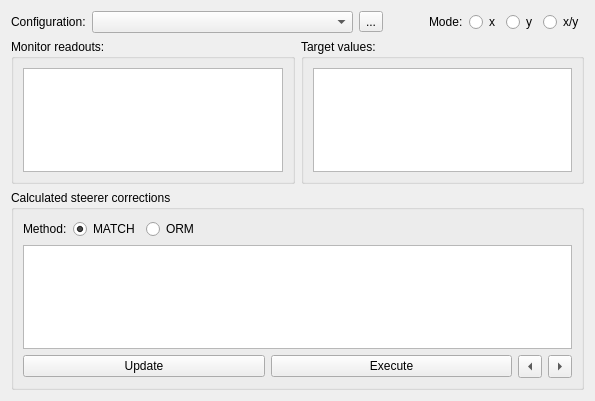
Old version of the form madgui/correct/mgm_dialog.ui in the repository hibtc/madgui.
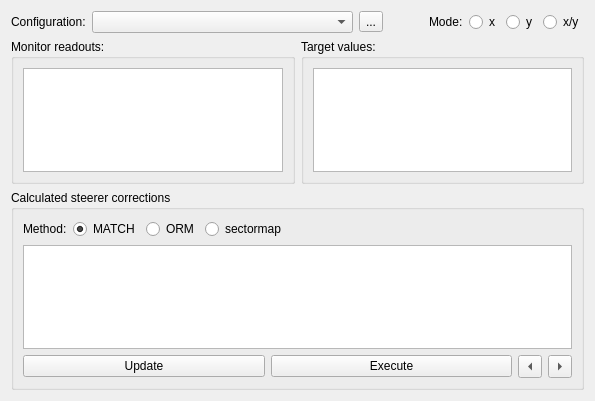
New version of the form. Custom widgets are drawn as their Qt base class.

Commit message: Add svd method based on orm=sectormap

```diff
--- a/madgui/correct/mgm_dialog.ui
+++ b/madgui/correct/mgm_dialog.ui
@@ -139,6 +139,13 @@
           </property>
          </widget>
         </item>
+        <item>
+         <widget class="QRadioButton" name="radio_meth_tm">
+          <property name="text">
+           <string>sectormap</string>
+          </property>
+         </widget>
+        </item>
         <item>
          <spacer>
           <property name="orientation">
```
The commit also changes 1 other file.
